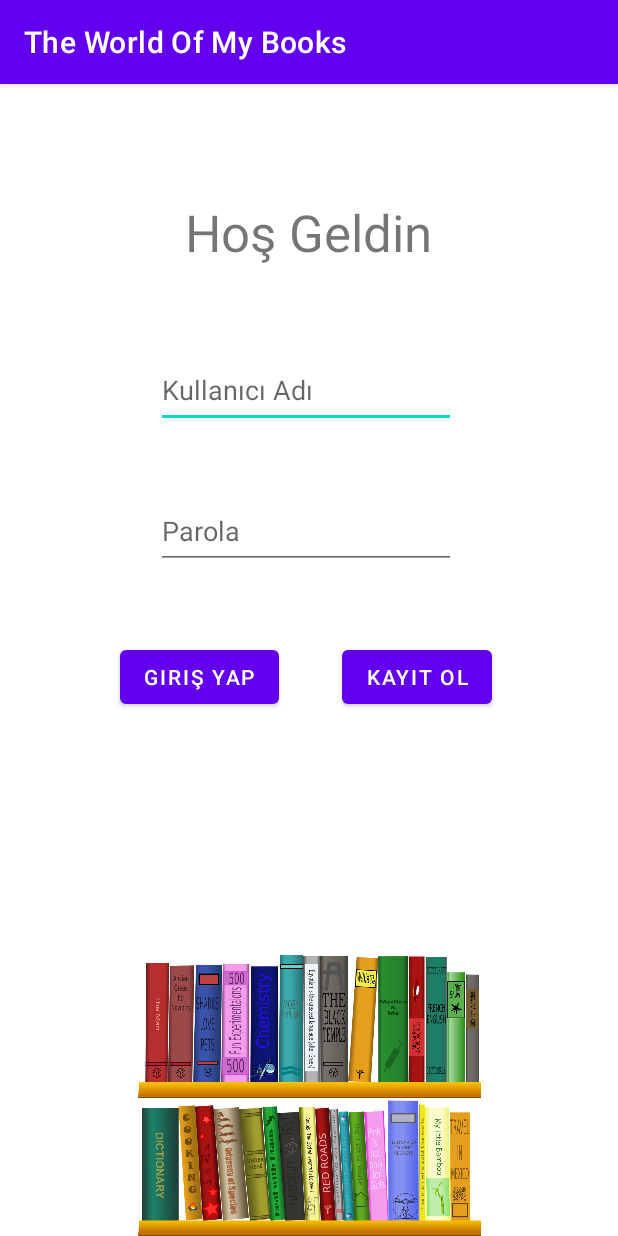
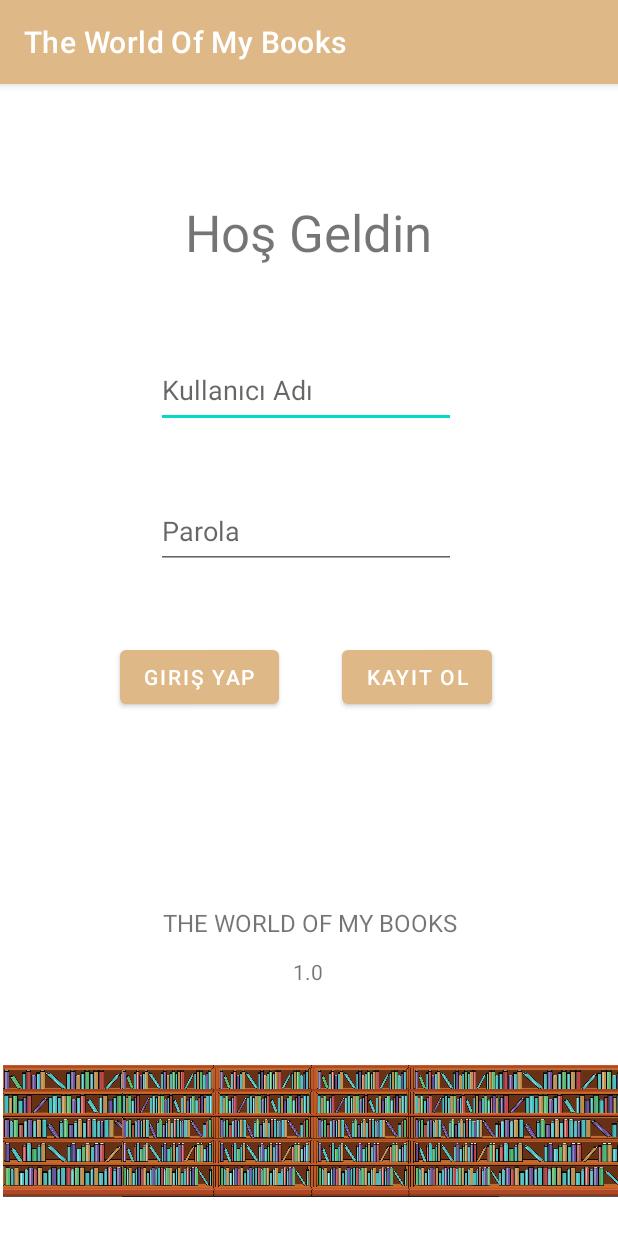
Before and after one commit to MBerkanGr/The-World-Of-My-Books, an Android app: the screen it shows after launch (MainActivity), on a phone screen of 412 x 824 dp. Run offline under Robolectric (Android 15) with nearby library versions, the phone set to English and light mode, and no system bars.

Commit message:
Update views and prevent Screen rotation

```diff
--- a/TheWorldOfMyBooks/app/src/main/AndroidManifest.xml
+++ b/TheWorldOfMyBooks/app/src/main/AndroidManifest.xml
@@ -11,24 +11,31 @@
         android:theme="@style/Theme.TheWorldOfMyBooks">
         <activity
             android:name=".StatisticsActivity"
+            android:screenOrientation="portrait"
             android:exported="false" />
         <activity
             android:name=".TargetBooksActivity"
+            android:screenOrientation="portrait"
             android:exported="false" />
         <activity
             android:name=".UpdateBookActivity"
+            android:screenOrientation="portrait"
             android:exported="false" />
         <activity
             android:name=".AddBookActivity"
+            android:screenOrientation="portrait"
             android:exported="false" />
         <activity
             android:name=".SignupActivity"
+            android:screenOrientation="portrait"
             android:exported="false" />
         <activity
             android:name=".AnaEkranActivity"
+            android:screenOrientation="portrait"
             android:exported="false" />
         <activity
             android:name=".MainActivity"
+            android:screenOrientation="portrait"
             android:exported="true">
             <intent-filter>
                 <action android:name="android.intent.action.MAIN" />
--- a/TheWorldOfMyBooks/app/src/main/res/layout/activity_main.xml
+++ b/TheWorldOfMyBooks/app/src/main/res/layout/activity_main.xml
@@ -68,12 +68,37 @@
 
     <ImageView
         android:id="@+id/imageViewMain"
-        android:layout_width="299dp"
-        android:layout_height="187dp"
+        android:layout_width="410dp"
+        android:layout_height="141dp"
+        android:background="@drawable/books"
         app:layout_constraintBottom_toBottomOf="parent"
         app:layout_constraintEnd_toEndOf="parent"
+        app:layout_constraintHorizontal_bias="1.0"
         app:layout_constraintStart_toStartOf="parent"
         app:srcCompat="@drawable/books" />
 
+    <TextView
+        android:id="@+id/textView7"
+        android:layout_width="wrap_content"
+        android:layout_height="wrap_content"
+        android:layout_marginBottom="12dp"
+        android:text="THE WORLD OF MY BOOKS"
+        android:textSize="16sp"
+        app:layout_constraintBottom_toTopOf="@+id/textView9"
+        app:layout_constraintEnd_toEndOf="parent"
+        app:layout_constraintHorizontal_bias="0.502"
+        app:layout_constraintStart_toStartOf="parent" />
+
+    <TextView
+        android:id="@+id/textView9"
+        android:layout_width="wrap_content"
+        android:layout_height="wrap_content"
+        android:layout_marginBottom="25dp"
+        android:text="1.0"
+        app:layout_constraintBottom_toTopOf="@+id/imageViewMain"
+        app:layout_constraintEnd_toEndOf="parent"
+        app:layout_constraintHorizontal_bias="0.498"
+        app:layout_constraintStart_toStartOf="parent" />
+
 
 </androidx.constraintlayout.widget.ConstraintLayout>
--- a/TheWorldOfMyBooks/app/src/main/res/layout/activity_statistics.xml
+++ b/TheWorldOfMyBooks/app/src/main/res/layout/activity_statistics.xml
@@ -11,7 +11,7 @@
         android:id="@+id/textViewStasTitle"
         android:layout_width="wrap_content"
         android:layout_height="wrap_content"
-        android:layout_marginTop="128dp"
+        android:layout_marginTop="80dp"
         android:text="İstatistikler"
         android:textSize="34sp"
         app:layout_constraintEnd_toEndOf="parent"
@@ -21,8 +21,8 @@
 
     <Button
         android:id="@+id/buttonStasAnaEkran"
-        android:layout_width="wrap_content"
-        android:layout_height="wrap_content"
+        android:layout_width="170dp"
+        android:layout_height="55dp"
         android:layout_marginBottom="68dp"
         android:text="Ana Menü"
         app:layout_constraintBottom_toBottomOf="parent"
--- a/TheWorldOfMyBooks/app/src/main/res/mipmap-anydpi-v26/ic_launcher.xml
+++ b/TheWorldOfMyBooks/app/src/main/res/mipmap-anydpi-v26/ic_launcher.xml
@@ -1,5 +1,5 @@
 <?xml version="1.0" encoding="utf-8"?>
 <adaptive-icon xmlns:android="http://schemas.android.com/apk/res/android">
-    <background android:drawable="@drawable/ic_launcher_background" />
+    <background android:drawable="@drawable/bookadd" />
     <foreground android:drawable="@drawable/ic_launcher_foreground" />
 </adaptive-icon>
--- a/TheWorldOfMyBooks/app/src/main/res/values-night/themes.xml
+++ b/TheWorldOfMyBooks/app/src/main/res/values-night/themes.xml
@@ -2,8 +2,8 @@
     <!-- Base application theme. -->
     <style name="Theme.TheWorldOfMyBooks" parent="Theme.MaterialComponents.DayNight.DarkActionBar">
         <!-- Primary brand color. -->
-        <item name="colorPrimary">@color/purple_200</item>
-        <item name="colorPrimaryVariant">@color/purple_700</item>
+        <item name="colorPrimary">#DEB887</item>
+        <item name="colorPrimaryVariant">#DEB887</item>
         <item name="colorOnPrimary">@color/black</item>
         <!-- Secondary brand color. -->
         <item name="colorSecondary">@color/teal_200</item>
--- a/TheWorldOfMyBooks/app/src/main/res/values/themes.xml
+++ b/TheWorldOfMyBooks/app/src/main/res/values/themes.xml
@@ -2,8 +2,8 @@
     <!-- Base application theme. -->
     <style name="Theme.TheWorldOfMyBooks" parent="Theme.MaterialComponents.DayNight.DarkActionBar">
         <!-- Primary brand color. -->
-        <item name="colorPrimary">@color/purple_500</item>
-        <item name="colorPrimaryVariant">@color/purple_700</item>
+        <item name="colorPrimary">#DEB887</item>
+        <item name="colorPrimaryVariant">#D2B48C</item>
         <item name="colorOnPrimary">@color/white</item>
         <!-- Secondary brand color. -->
         <item name="colorSecondary">@color/teal_200</item>
```
Also changed, not shown: TheWorldOfMyBooks/app/src/main/res/drawable/board.png, TheWorldOfMyBooks/app/src/main/res/drawable/books.png.
